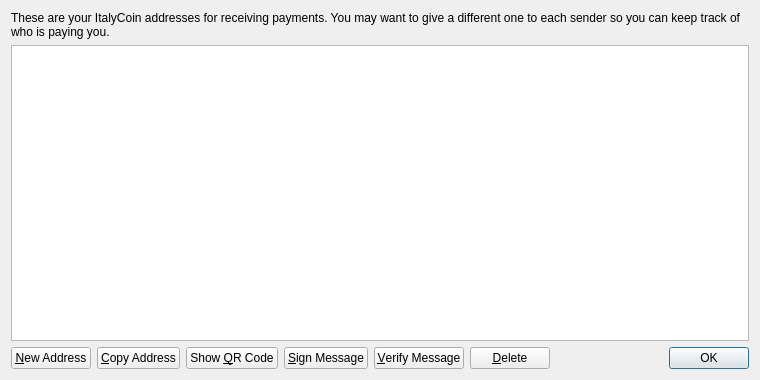
This is src/qt/forms/addressbookpage.ui in corryl/ItalyCoin as Qt 5 draws it before an edit. The edited form follows.
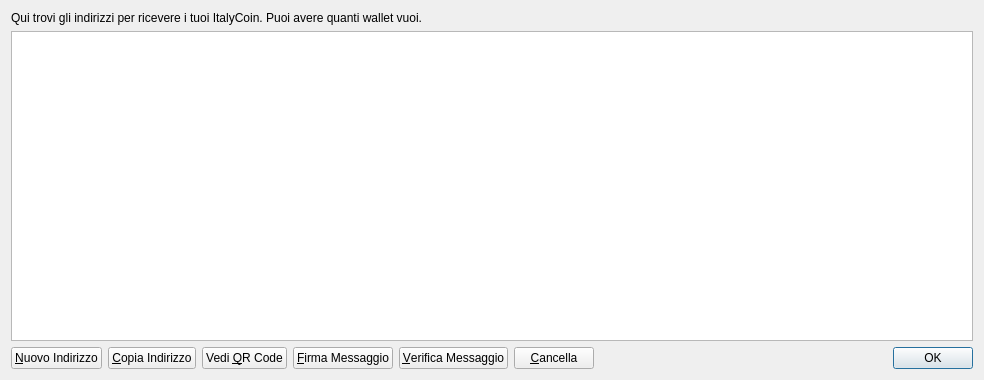
This is the edited form. Icons and pictures are not drawn.

Diff of the .ui file:
```diff
--- a/src/qt/forms/addressbookpage.ui
+++ b/src/qt/forms/addressbookpage.ui
@@ -6,7 +6,7 @@
    <rect>
     <x>0</x>
     <y>0</y>
-    <width>760</width>
+    <width>984</width>
     <height>380</height>
    </rect>
   </property>
@@ -17,7 +17,7 @@
    <item>
     <widget class="QLabel" name="labelExplanation">
      <property name="text">
-      <string>These are your ItalyCoin addresses for receiving payments. You may want to give a different one to each sender so you can keep track of who is paying you.</string>
+      <string>Qui trovi gli indirizzi per ricevere i tuoi ItalyCoin. Puoi avere quanti wallet vuoi.</string>
      </property>
      <property name="textFormat">
       <enum>Qt::PlainText</enum>
@@ -63,7 +63,7 @@
         <string>Create a new address</string>
        </property>
        <property name="text">
-        <string>&amp;New Address</string>
+        <string>&amp;Nuovo Indirizzo</string>
        </property>
        <property name="icon">
         <iconset resource="../bitcoin.qrc">
@@ -77,7 +77,7 @@
         <string>Copy the currently selected address to the system clipboard</string>
        </property>
        <property name="text">
-        <string>&amp;Copy Address</string>
+        <string>&amp;Copia Indirizzo</string>
        </property>
        <property name="icon">
         <iconset resource="../bitcoin.qrc">
@@ -88,7 +88,7 @@
      <item>
       <widget class="QPushButton" name="showQRCode">
        <property name="text">
-        <string>Show &amp;QR Code</string>
+        <string>Vedi &amp;QR Code</string>
        </property>
        <property name="icon">
         <iconset resource="../bitcoin.qrc">
@@ -102,7 +102,7 @@
         <string>Sign a message to prove you own a Bitcoin address</string>
        </property>
        <property name="text">
-        <string>&amp;Sign Message</string>
+        <string>&amp;Firma Messaggio</string>
        </property>
        <property name="icon">
         <iconset resource="../bitcoin.qrc">
@@ -116,7 +116,7 @@
         <string>Verify a message to ensure it was signed with a specified Bitcoin address</string>
        </property>
        <property name="text">
-        <string>&amp;Verify Message</string>
+        <string>&amp;Verifica Messaggio</string>
        </property>
        <property name="icon">
         <iconset resource="../bitcoin.qrc">
@@ -130,7 +130,7 @@
         <string>Delete the currently selected address from the list. Only sending addresses can be deleted.</string>
        </property>
        <property name="text">
-        <string>&amp;Delete</string>
+        <string>&amp;Cancella</string>
        </property>
        <property name="icon">
         <iconset resource="../bitcoin.qrc">
```
